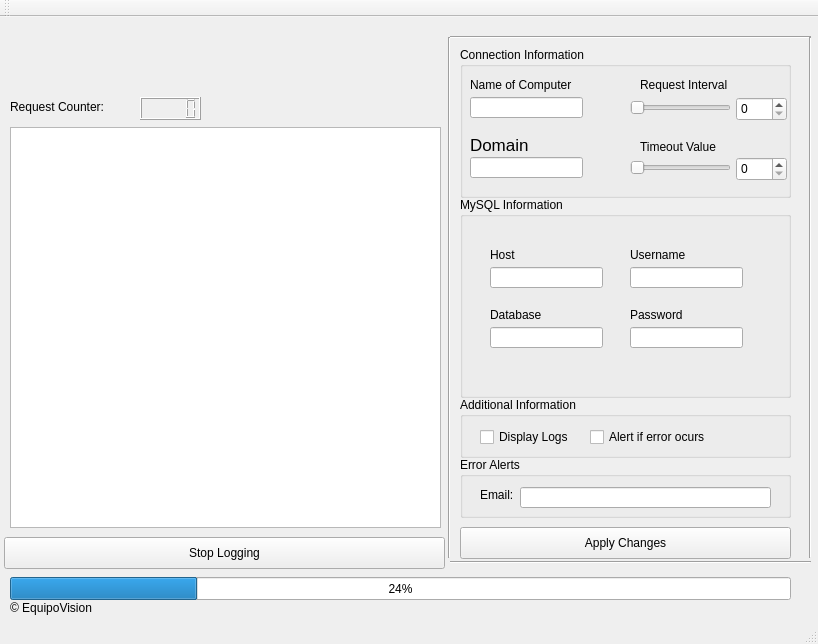
The window that QtGUI/NetworkTesterGUI/mainwindow.ui (ChannelJuanNews/NetworkTester) describes before a commit, drawn with Qt 5.
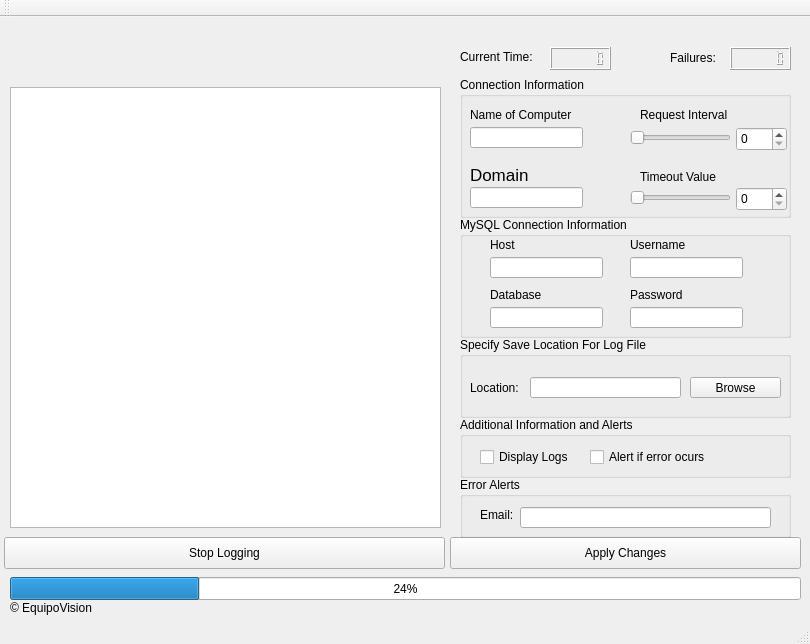
The same window after the commit. Icons and pictures are not drawn.

```diff
--- a/QtGUI/NetworkTesterGUI/mainwindow.ui
+++ b/QtGUI/NetworkTesterGUI/mainwindow.ui
@@ -12,13 +12,19 @@
    <rect>
     <x>0</x>
     <y>0</y>
-    <width>818</width>
+    <width>810</width>
     <height>644</height>
    </rect>
   </property>
+  <property name="minimumSize">
+   <size>
+    <width>810</width>
+    <height>644</height>
+   </size>
+  </property>
   <property name="maximumSize">
    <size>
-    <width>818</width>
+    <width>810</width>
     <height>644</height>
    </size>
   </property>
@@ -31,7 +37,7 @@
      <rect>
       <x>10</x>
       <y>560</y>
-      <width>781</width>
+      <width>791</width>
       <height>23</height>
      </rect>
     </property>
@@ -43,9 +49,9 @@
     <property name="geometry">
      <rect>
       <x>460</x>
-      <y>30</y>
+      <y>60</y>
       <width>331</width>
-      <height>151</height>
+      <height>141</height>
      </rect>
     </property>
     <property name="title">
@@ -206,19 +212,19 @@
     <property name="geometry">
      <rect>
       <x>460</x>
-      <y>180</y>
+      <y>200</y>
       <width>331</width>
-      <height>201</height>
+      <height>121</height>
      </rect>
     </property>
     <property name="title">
-     <string>MySQL Information</string>
+     <string>MySQL Connection Information</string>
     </property>
     <widget class="QLabel" name="HostLabel">
      <property name="geometry">
       <rect>
        <x>30</x>
-       <y>50</y>
+       <y>20</y>
        <width>59</width>
        <height>16</height>
       </rect>
@@ -231,7 +237,7 @@
      <property name="geometry">
       <rect>
        <x>170</x>
-       <y>50</y>
+       <y>20</y>
        <width>71</width>
        <height>16</height>
       </rect>
@@ -244,7 +250,7 @@
      <property name="geometry">
       <rect>
        <x>30</x>
-       <y>110</y>
+       <y>70</y>
        <width>59</width>
        <height>16</height>
       </rect>
@@ -257,7 +263,7 @@
      <property name="geometry">
       <rect>
        <x>170</x>
-       <y>110</y>
+       <y>70</y>
        <width>59</width>
        <height>16</height>
       </rect>
@@ -270,7 +276,7 @@
      <property name="geometry">
       <rect>
        <x>30</x>
-       <y>70</y>
+       <y>40</y>
        <width>113</width>
        <height>21</height>
       </rect>
@@ -280,7 +286,7 @@
      <property name="geometry">
       <rect>
        <x>30</x>
-       <y>130</y>
+       <y>90</y>
        <width>113</width>
        <height>21</height>
       </rect>
@@ -290,7 +296,7 @@
      <property name="geometry">
       <rect>
        <x>170</x>
-       <y>70</y>
+       <y>40</y>
        <width>113</width>
        <height>21</height>
       </rect>
@@ -300,76 +306,24 @@
      <property name="geometry">
       <rect>
        <x>170</x>
-       <y>130</y>
+       <y>90</y>
        <width>113</width>
        <height>21</height>
       </rect>
      </property>
     </widget>
    </widget>
-   <widget class="Line" name="LeftLine">
-    <property name="geometry">
-     <rect>
-      <x>429</x>
-      <y>20</y>
-      <width>41</width>
-      <height>521</height>
-     </rect>
-    </property>
-    <property name="orientation">
-     <enum>Qt::Vertical</enum>
-    </property>
-   </widget>
-   <widget class="Line" name="TopLine">
-    <property name="geometry">
-     <rect>
-      <x>450</x>
-      <y>10</y>
-      <width>361</width>
-      <height>21</height>
-     </rect>
-    </property>
-    <property name="orientation">
-     <enum>Qt::Horizontal</enum>
-    </property>
-   </widget>
-   <widget class="Line" name="RightLine">
-    <property name="geometry">
-     <rect>
-      <x>800</x>
-      <y>20</y>
-      <width>20</width>
-      <height>521</height>
-     </rect>
-    </property>
-    <property name="orientation">
-     <enum>Qt::Vertical</enum>
-    </property>
-   </widget>
-   <widget class="Line" name="BottomLine">
-    <property name="geometry">
-     <rect>
-      <x>450</x>
-      <y>520</y>
-      <width>361</width>
-      <height>51</height>
-     </rect>
-    </property>
-    <property name="orientation">
-     <enum>Qt::Horizontal</enum>
-    </property>
-   </widget>
    <widget class="QGroupBox" name="Additionalinfo">
     <property name="geometry">
      <rect>
       <x>460</x>
-      <y>380</y>
+      <y>400</y>
       <width>331</width>
       <height>61</height>
      </rect>
     </property>
     <property name="title">
-     <string>Additional Information</string>
+     <string>Additional Information and Alerts</string>
     </property>
     <widget class="QCheckBox" name="DisplayLogsCheck">
      <property name="geometry">
@@ -401,9 +355,9 @@
    <widget class="QPushButton" name="ApplyChangesButton">
     <property name="geometry">
      <rect>
-      <x>460</x>
-      <y>510</y>
-      <width>331</width>
+      <x>450</x>
+      <y>520</y>
+      <width>351</width>
       <height>32</height>
      </rect>
     </property>
@@ -427,18 +381,24 @@
    <widget class="QLCDNumber" name="lcdNumber">
     <property name="geometry">
      <rect>
-      <x>140</x>
-      <y>80</y>
+      <x>550</x>
+      <y>30</y>
       <width>61</width>
       <height>23</height>
      </rect>
     </property>
+    <property name="smallDecimalPoint">
+     <bool>true</bool>
+    </property>
+    <property name="digitCount">
+     <number>6</number>
+    </property>
    </widget>
    <widget class="QGroupBox" name="groupBox">
     <property name="geometry">
      <rect>
       <x>460</x>
-      <y>440</y>
+      <y>460</y>
       <width>331</width>
       <height>61</height>
      </rect>
@@ -473,42 +433,23 @@
    <widget class="QLabel" name="LogoLabel">
     <property name="geometry">
      <rect>
-      <x>0</x>
-      <y>10</y>
-      <width>441</width>
-      <height>71</height>
-     </rect>
-    </property>
-    <property name="text">
-     <string/>
-    </property>
-    <property name="pixmap">
-     <pixmap resource="resources.qrc">:/resources/images/NetworkTesterLogo.png</pixmap>
-    </property>
-    <property name="scaledContents">
-     <bool>true</bool>
-    </property>
-   </widget>
-   <widget class="QLabel" name="RequestCounterLabel">
-    <property name="geometry">
-     <rect>
-      <x>10</x>
-      <y>80</y>
-      <width>121</width>
+      <x>460</x>
+      <y>30</y>
+      <width>91</width>
       <height>20</height>
      </rect>
     </property>
     <property name="text">
-     <string>Request Counter:</string>
+     <string>Current Time:</string>
     </property>
    </widget>
    <widget class="QTextEdit" name="LogMessage">
     <property name="geometry">
      <rect>
       <x>10</x>
-      <y>110</y>
+      <y>70</y>
       <width>431</width>
-      <height>401</height>
+      <height>441</height>
      </rect>
     </property>
     <property name="font">
@@ -533,6 +474,129 @@
      <string>© EquipoVision</string>
     </property>
    </widget>
+   <widget class="QGroupBox" name="SpecifyBox">
+    <property name="geometry">
+     <rect>
+      <x>460</x>
+      <y>320</y>
+      <width>331</width>
+      <height>81</height>
+     </rect>
+    </property>
+    <property name="title">
+     <string>Specify Save Location For Log File</string>
+    </property>
+    <widget class="QLabel" name="LocationLabel">
+     <property name="geometry">
+      <rect>
+       <x>10</x>
+       <y>40</y>
+       <width>61</width>
+       <height>21</height>
+      </rect>
+     </property>
+     <property name="text">
+      <string>Location: </string>
+     </property>
+    </widget>
+    <widget class="QPushButton" name="BrowseButton">
+     <property name="geometry">
+      <rect>
+       <x>230</x>
+       <y>40</y>
+       <width>91</width>
+       <height>21</height>
+      </rect>
+     </property>
+     <property name="text">
+      <string>Browse</string>
+     </property>
+    </widget>
+    <widget class="QLineEdit" name="LocationEdit">
+     <property name="geometry">
+      <rect>
+       <x>70</x>
+       <y>40</y>
+       <width>151</width>
+       <height>21</height>
+      </rect>
+     </property>
+    </widget>
+   </widget>
+   <widget class="QLabel" name="NumFailuresLabel">
+    <property name="geometry">
+     <rect>
+      <x>670</x>
+      <y>30</y>
+      <width>51</width>
+      <height>21</height>
+     </rect>
+    </property>
+    <property name="text">
+     <string>Failures:</string>
+    </property>
+   </widget>
+   <widget class="QLabel" name="NetworkTesterLogoLabel">
+    <property name="geometry">
+     <rect>
+      <x>0</x>
+      <y>0</y>
+      <width>451</width>
+      <height>71</height>
+     </rect>
+    </property>
+    <property name="sizePolicy">
+     <sizepolicy hsizetype="Preferred" vsizetype="Preferred">
+      <horstretch>0</horstretch>
+      <verstretch>0</verstretch>
+     </sizepolicy>
+    </property>
+    <property name="font">
+     <font>
+      <kerning>true</kerning>
+     </font>
+    </property>
+    <property name="toolTip">
+     <string/>
+    </property>
+    <property name="lineWidth">
+     <number>1</number>
+    </property>
+    <property name="midLineWidth">
+     <number>0</number>
+    </property>
+    <property name="text">
+     <string/>
+    </property>
+    <property name="pixmap">
+     <pixmap resource="resources.qrc">:/resources/images/NetworkTesterLogo.png</pixmap>
+    </property>
+    <property name="scaledContents">
+     <bool>true</bool>
+    </property>
+    <property name="wordWrap">
+     <bool>false</bool>
+    </property>
+    <property name="openExternalLinks">
+     <bool>false</bool>
+    </property>
+   </widget>
+   <widget class="QLCDNumber" name="NumFailures">
+    <property name="geometry">
+     <rect>
+      <x>730</x>
+      <y>30</y>
+      <width>61</width>
+      <height>23</height>
+     </rect>
+    </property>
+    <property name="smallDecimalPoint">
+     <bool>true</bool>
+    </property>
+    <property name="digitCount">
+     <number>6</number>
+    </property>
+   </widget>
   </widget>
   <widget class="QMenuBar" name="menuBar">
    <property name="geometry">
```
Left out of the diff: 10 changed lines with no effect on the pictures.
